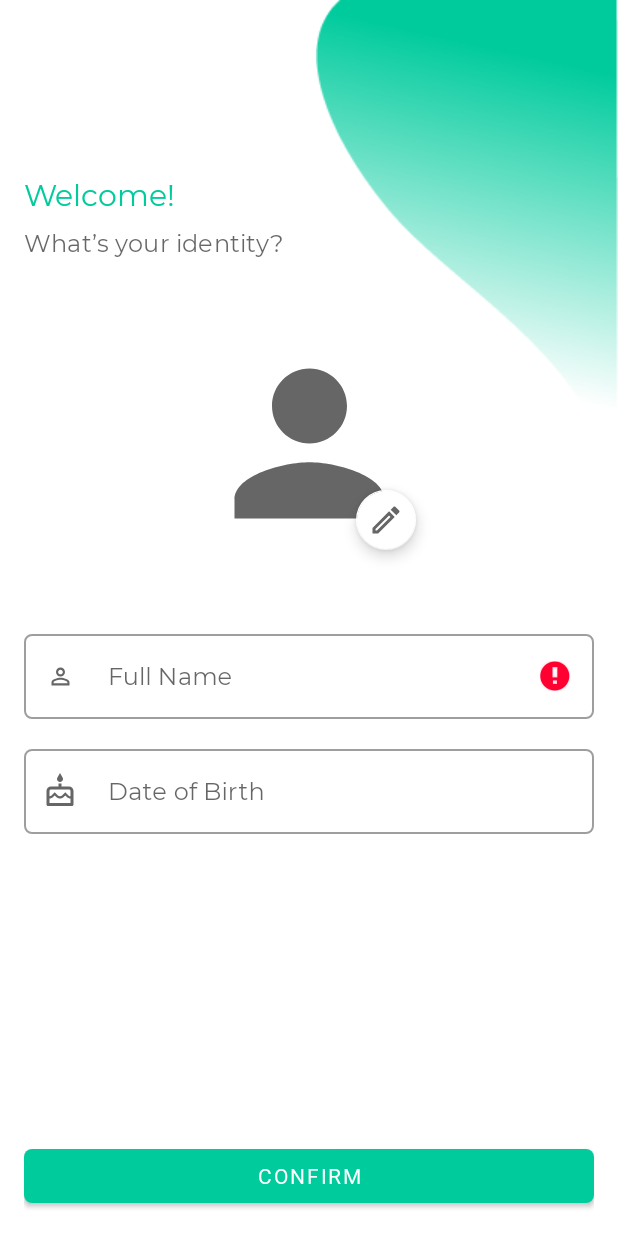
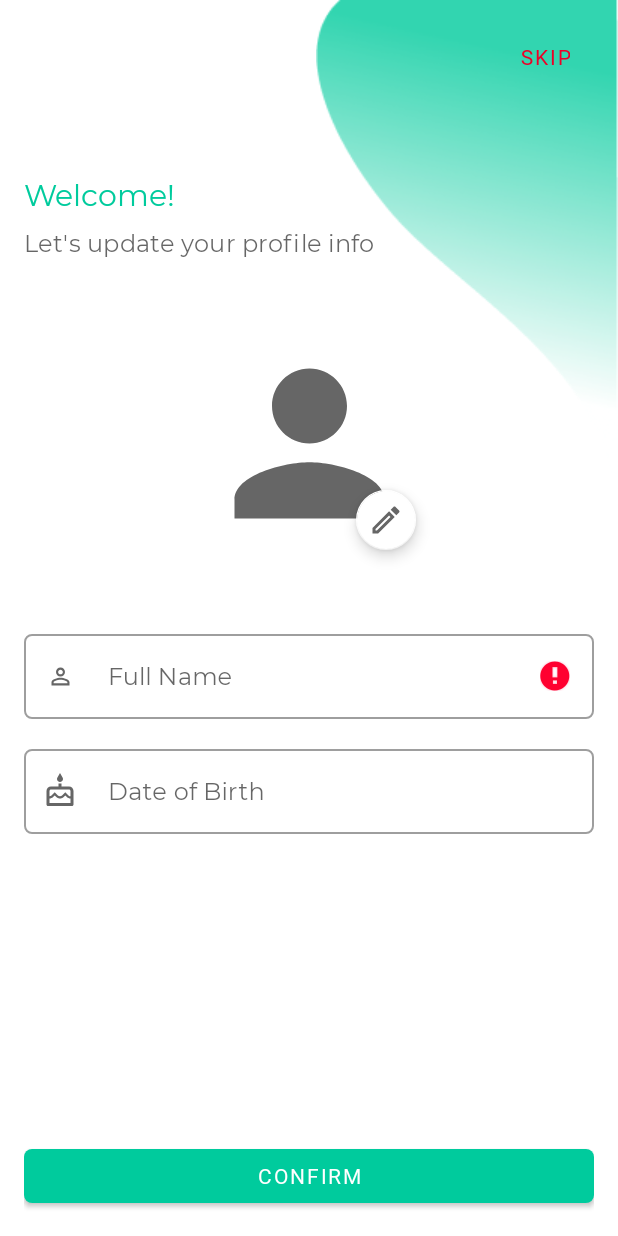
Before and after one commit to 171112542/ta, an Android app: the RegistrationFragment screen opened through its navigation route, on a phone screen of 412 x 824 dp. Run offline under Robolectric (Android 15) with nearby library versions, the phone set to English and light mode, and no system bars; our stand-ins replace Dagger/Hilt's generated code, Firebase (no records; nobody signed in at launch, a user with empty details on screens opened directly), navigation-ui; plain views replace SmoothBottomBar; 1 statement that could not run was skipped.

Commit message:
Fix discussion bugs: Profile pic doesn't upload, Skip button on editing information on first-time login

```diff
--- a/app/src/main/java/com/mobile/ta/repository/UserRepository.kt
+++ b/app/src/main/java/com/mobile/ta/repository/UserRepository.kt
@@ -44,5 +44,5 @@ interface UserRepository {
 
     suspend fun updateUser(user: User): Status<Boolean>
 
-    suspend fun uploadUserImage(userId: String, imageUri: Uri): Status<Boolean>
+    suspend fun uploadUserImage(userId: String, imageUri: Uri): Status<Uri>
 }
--- a/app/src/main/java/com/mobile/ta/ui/login/RegistrationFragment.kt
+++ b/app/src/main/java/com/mobile/ta/ui/login/RegistrationFragment.kt
@@ -52,6 +52,7 @@ class RegistrationFragment :
     override fun runOnCreateView() {
         setupDatePicker()
         binding.apply {
+            buttonSkipEditInfo.setOnClickListener(this@RegistrationFragment)
             buttonEditProfilePicture.setOnClickListener(this@RegistrationFragment)
             buttonSubmitRegistrationForm.setOnClickListener(this@RegistrationFragment)
             editTextFullName.doOnTextChanged { _, _, _, _ ->
@@ -100,6 +101,7 @@ class RegistrationFragment :
             when (view) {
                 buttonEditProfilePicture -> openGallery()
                 buttonSubmitRegistrationForm -> validate()
+                buttonSkipEditInfo -> goToHome()
             }
         }
     }
--- a/app/src/main/res/drawable/drawable_registration_background.xml
+++ b/app/src/main/res/drawable/drawable_registration_background.xml
@@ -8,6 +8,7 @@
     <item>
         <bitmap
             android:gravity="top|end"
+            android:alpha="0.8"
             android:src="@drawable/registration_background" />
     </item>
 </layer-list>
--- a/app/src/main/res/layout/fragment_registration.xml
+++ b/app/src/main/res/layout/fragment_registration.xml
@@ -12,6 +12,16 @@
         android:background="@drawable/drawable_registration_background"
         android:padding="@dimen/dp_16"
         tools:context=".ui.login.RegistrationFragment">
+
+        <com.google.android.material.button.MaterialButton
+            android:id="@+id/button_skip_edit_info"
+            style="@style/Widget.TA.Button.TextButton.Secondary"
+            android:layout_width="wrap_content"
+            android:layout_height="wrap_content"
+            android:layout_margin="@dimen/dp_8"
+            android:text="@string/skip_registration"
+            app:layout_constraintEnd_toEndOf="parent"
+            app:layout_constraintTop_toTopOf="parent" />
 
         <TextView
             android:id="@+id/text_view_welcome_label"
--- a/app/src/main/res/values/strings.xml
+++ b/app/src/main/res/values/strings.xml
@@ -27,11 +27,12 @@
 
     <!-- Register -->
     <string name="welcome_label">Welcome!</string>
-    <string name="identity_label">What’s your identity?</string>
+    <string name="identity_label">Let\'s update your profile info</string>
     <string name="full_name_hint">Full Name</string>
     <string name="date_of_birth_hint">Date of Birth</string>
     <string name="birth_date_picker_title_label">Choose Date</string>
     <string name="fail_to_update_profile">Failed to update your profile. Please try again.</string>
+    <string name="skip_registration">Skip</string>
 
     <!-- Search and Filter -->
     <string name="no_search_image_content_description">Search Image</string>
```
Also changed, not shown: app/src/main/java/com/mobile/ta/repository/impl/UserRepositoryImpl.kt (+19 -3 lines), app/src/main/java/com/mobile/ta/ui/user/profile/EditProfileFragment.kt (+20 -9 lines), app/src/main/java/com/mobile/ta/viewmodel/user/profile/EditProfileViewModel.kt (+8 -1 lines).
